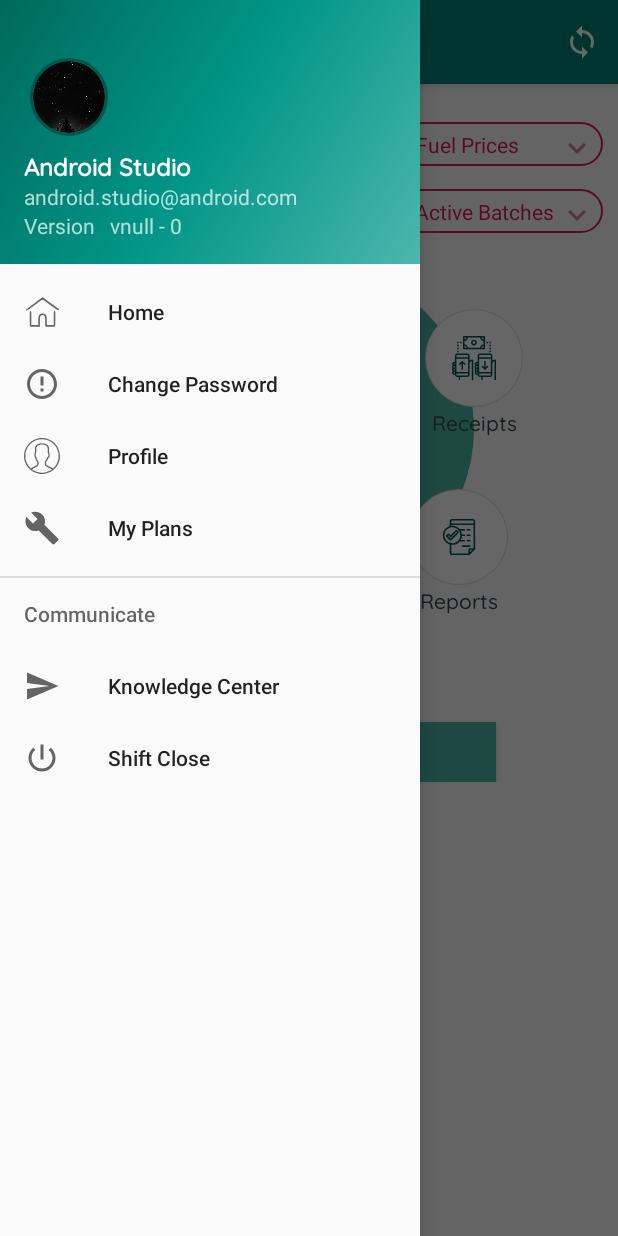
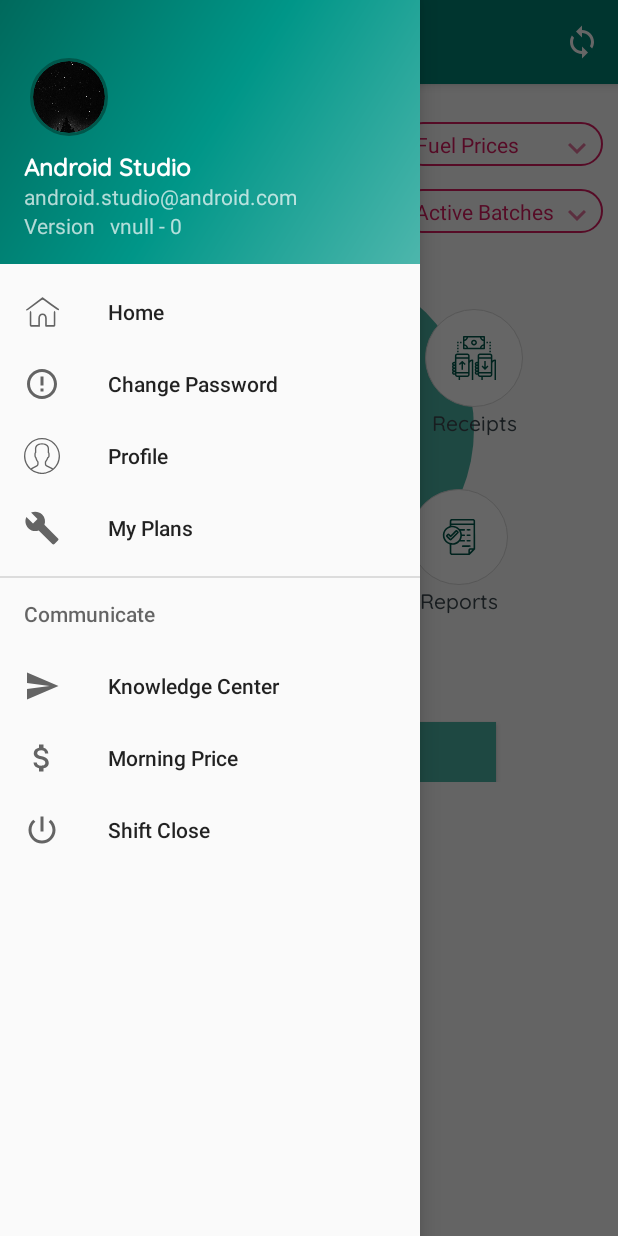
Before and after one commit to SayyedUmar/Fuelware-Manager, an Android app: the MainActivity screen opened directly, with no data from a screen before it, with the side drawer open, on a phone screen of 412 x 824 dp. Run offline under Robolectric (Android 15) with nearby library versions, the phone set to English and light mode, and no system bars; our stand-ins replace ButterKnife, RxJava; libraries missing offline, so code that uses them is left out: com.jakewharton.retrofit2, com.shashank.sony, com.yanzhenjie.permission, dmax.dialog; plain views replace CircularImageView; 15 statements that could not run were skipped.

Commit message:
new changes

```diff
--- a/app/build.gradle
+++ b/app/build.gradle
@@ -27,7 +27,7 @@ android {
         applicationId "com.fuelware.app.fw_manager_new"
         minSdkVersion 17
         targetSdkVersion 28
-        versionCode 1
+        versionCode 3
         versionName "1.0"
         testInstrumentationRunner "android.support.test.runner.AndroidJUnitRunner"
     }
--- /dev/null
+++ b/app/src/main/res/drawable/ic_dollar.xml
@@ -0,0 +1,9 @@
+<vector xmlns:android="http://schemas.android.com/apk/res/android"
+        android:width="24dp"
+        android:height="24dp"
+        android:viewportWidth="24.0"
+        android:viewportHeight="24.0">
+    <path
+        android:fillColor="#FF000000"
+        android:pathData="M11.8,10.9c-2.27,-0.59 -3,-1.2 -3,-2.15 0,-1.09 1.01,-1.85 2.7,-1.85 1.78,0 2.44,0.85 2.5,2.1h2.21c-0.07,-1.72 -1.12,-3.3 -3.21,-3.81V3h-3v2.16c-1.94,0.42 -3.5,1.68 -3.5,3.61 0,2.31 1.91,3.46 4.7,4.13 2.5,0.6 3,1.48 3,2.41 0,0.69 -0.49,1.79 -2.7,1.79 -2.06,0 -2.87,-0.92 -2.98,-2.1h-2.2c0.12,2.19 1.76,3.42 3.68,3.83V21h3v-2.15c1.95,-0.37 3.5,-1.5 3.5,-3.55 0,-2.84 -2.43,-3.81 -4.7,-4.4z"/>
+</vector>
--- /dev/null
+++ b/app/src/main/res/drawable/ic_dollar_off.xml
@@ -0,0 +1,9 @@
+<vector xmlns:android="http://schemas.android.com/apk/res/android"
+        android:width="24dp"
+        android:height="24dp"
+        android:viewportWidth="24.0"
+        android:viewportHeight="24.0">
+    <path
+        android:fillColor="#FF000000"
+        android:pathData="M12.5,6.9c1.78,0 2.44,0.85 2.5,2.1h2.21c-0.07,-1.72 -1.12,-3.3 -3.21,-3.81V3h-3v2.16c-0.53,0.12 -1.03,0.3 -1.48,0.54l1.47,1.47c0.41,-0.17 0.91,-0.27 1.51,-0.27zM5.33,4.06L4.06,5.33 7.5,8.77c0,2.08 1.56,3.21 3.91,3.91l3.51,3.51c-0.34,0.48 -1.05,0.91 -2.42,0.91 -2.06,0 -2.87,-0.92 -2.98,-2.1h-2.2c0.12,2.19 1.76,3.42 3.68,3.83V21h3v-2.15c0.96,-0.18 1.82,-0.55 2.45,-1.12l2.22,2.22 1.27,-1.27L5.33,4.06z"/>
+</vector>
--- a/app/src/main/res/menu/activity_main_drawer.xml
+++ b/app/src/main/res/menu/activity_main_drawer.xml
@@ -34,6 +34,12 @@
                 android:title="Tech Support" />
 
             <item
+                android:id="@+id/nav_sms_read"
+                android:icon="@drawable/ic_dollar"
+                android:title="Morning Price" />
+
+
+            <item
                 android:id="@+id/nav_Shift_close"
                 android:icon="@drawable/ic_power"
                 android:title="Shift Close" />
```
Also changed, not shown: app/src/main/java/com/fuelware/app/fw_manager/activities/LoginActivity.java (+1 -10 lines), app/src/main/java/com/fuelware/app/fw_manager/activities/MainActivity.java (+26 -7 lines).
